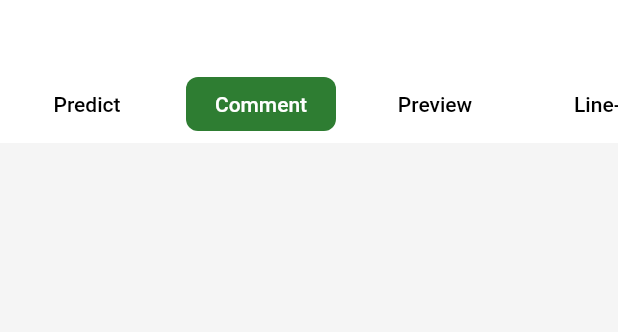
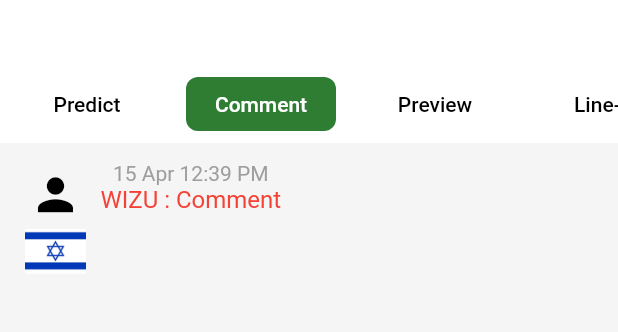
Before and after one commit to Tosin2289/Fotmob_clone, a Flutter app: the DetailsScreen screen opened directly with empty values, after a tap on "Comment", on a phone screen of 412 x 824 dp, the part 166-498 px from its top. Run offline on Flutter 3.47's test engine with Material 2 defaults, Android fonts, the phone set to English and light mode, and no system bars; our stand-ins replace font_awesome_flutter.

Commit message:
sixth commit

```diff
--- a/lib/pages/detailsscreenelements/comment.dart
+++ b/lib/pages/detailsscreenelements/comment.dart
@@ -5,6 +5,66 @@ class Comment extends StatelessWidget {
 
   @override
   Widget build(BuildContext context) {
-    return Container();
+    return Container(
+      child: Padding(
+        padding: const EdgeInsets.all(12.0),
+        child: Column(
+          children: [
+            SizedBox(
+              height: 110,
+              child: Row(
+                children: [
+                  SizedBox(
+                    height: 100,
+                    width: 50,
+                    child: Column(
+                      children: [
+                        const Icon(
+                          Icons.person,
+                          color: Colors.black,
+                          size: 35,
+                        ),
+                        const SizedBox(
+                          height: 5,
+                        ),
+                        Image.asset(
+                          "assets/isreal.png",
+                          height: 30,
+                        ),
+                      ],
+                    ),
+                  ),
+                  const SizedBox(
+                    width: 5,
+                  ),
+                  SizedBox(
+                    height: 110,
+                    child: Column(
+                      children: [
+                        Text(
+                          "15 Apr 12:39 PM",
+                          style: TextStyle(color: Colors.grey),
+                        ),
+                        RichText(
+                          text: TextSpan(
+                            text: 'WIZU : ',
+                            style: TextStyle(color: Colors.red, fontSize: 16),
+                            children: const <TextSpan>[
+                              TextSpan(
+                                  text: 'Comment',
+                                  style: TextStyle(fontSize: 16)),
+                            ],
+                          ),
+                        )
+                      ],
+                    ),
+                  ),
+                ],
+              ),
+            ),
+          ],
+        ),
+      ),
+    );
   }
 }
```
